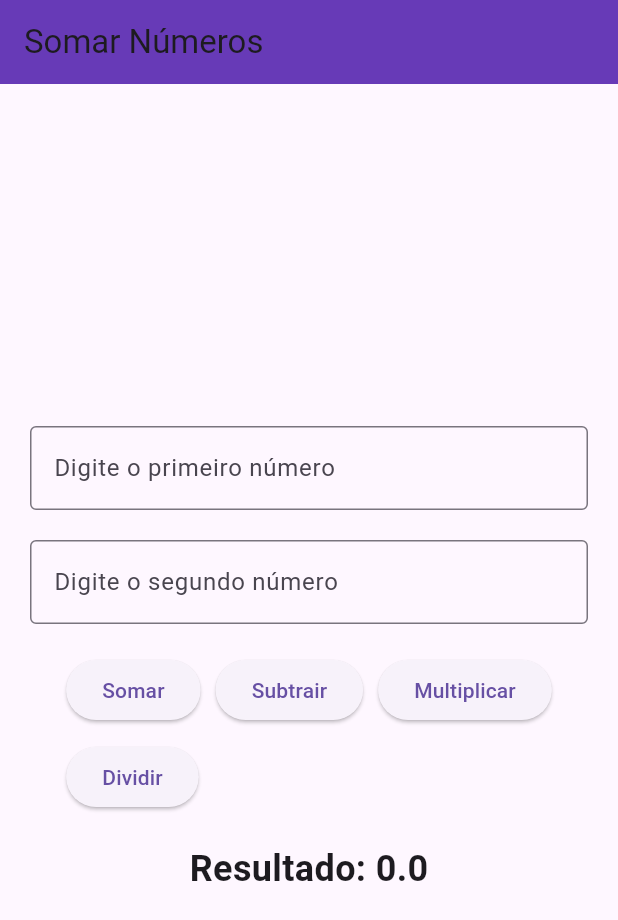
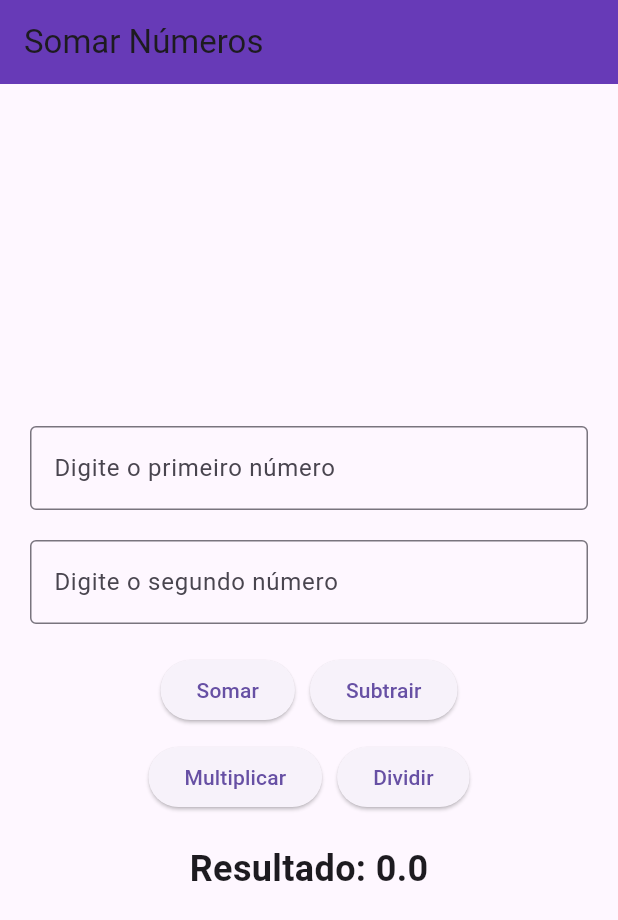
Before and after one commit to profalexresende/flutter_appcalculadora_completa, a Flutter app: the screen it shows after launch, after a tap on "Dividir", after a tap on "Subtrair", on a phone screen of 412 x 824 dp. Shown: the top 920 px of the screen. Run offline on Flutter 3.47's test engine with Material 3 defaults, Android fonts, the light colour scheme and no system bars.

Commit message:
Exercício calculadora completa

```diff
--- a/lib/main.dart
+++ b/lib/main.dart
@@ -70,14 +70,14 @@ class _TelaSomaState extends State<TelaSoma> {
     });
   }
 
-  // Dividir (com checagem de divisão por zero)
+  // Dividir
   void dividir() {
     double n1 = double.tryParse(numero1Controller.text) ?? 0;
     double n2 = double.tryParse(numero2Controller.text) ?? 0;
 
     setState(() {
       if (n2 == 0) {
-        resultado = double.nan; // ou: 0 / mostrar mensagem
+        resultado = double.nan;
       } else {
         resultado = n1 / n2;
       }
@@ -118,22 +118,29 @@ class _TelaSomaState extends State<TelaSoma> {
             const SizedBox(height: 20),
 
             // -------- BOTÕES LADO A LADO --------
-            Wrap(
-              spacing: 10, // espaço horizontal entre botões
-              runSpacing: 10, // espaço vertical caso quebre linha
+            // -------- BOTÕES EM 2 LINHAS --------
+            Row(
+              mainAxisAlignment: MainAxisAlignment.center,
               children: [
-                ElevatedButton(
-                  onPressed: somar,
-                  child: const Text('Somar')
-                ),
+                ElevatedButton(onPressed: somar, child: const Text('Somar')),
+                const SizedBox(width: 10),
                 ElevatedButton(
                   onPressed: subtrair,
                   child: const Text('Subtrair'),
                 ),
+              ],
+            ),
+
+            const SizedBox(height: 10),
+
+            Row(
+              mainAxisAlignment: MainAxisAlignment.center,
+              children: [
                 ElevatedButton(
                   onPressed: multiplicar,
                   child: const Text('Multiplicar'),
                 ),
+                const SizedBox(width: 10),
                 ElevatedButton(
                   onPressed: dividir,
                   child: const Text('Dividir'),
```
